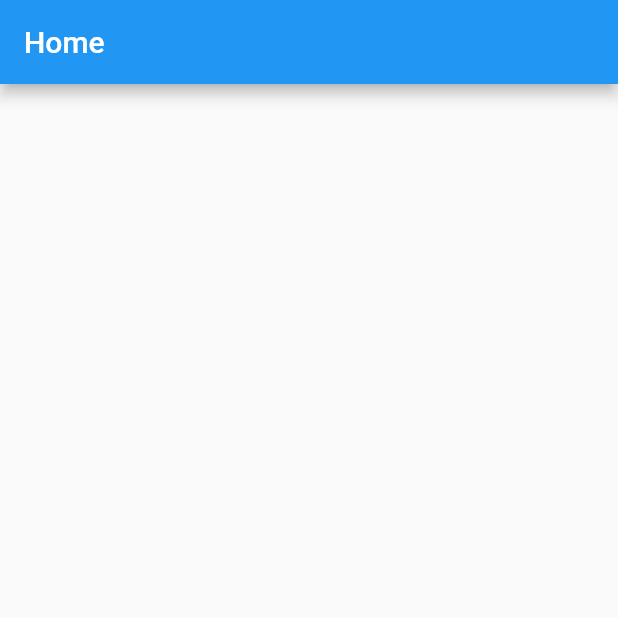
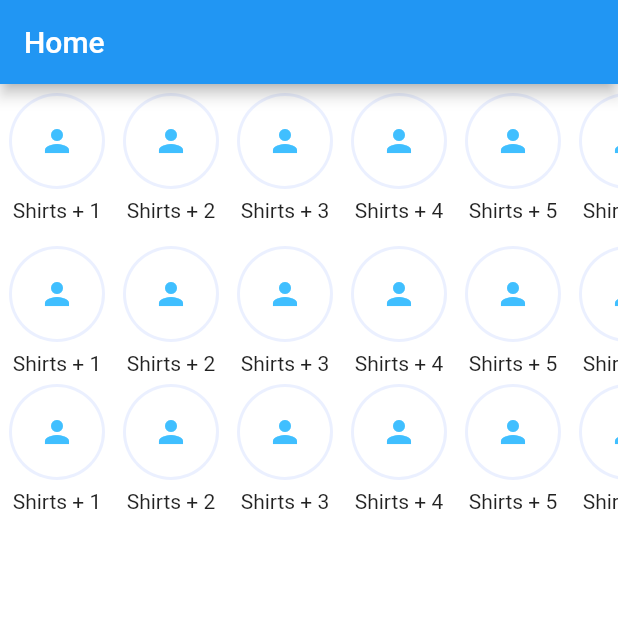
Before and after one commit to Youssefguba/new_project_sat26, a Flutter app: the HomeScreen screen opened directly, on a phone screen of 412 x 824 dp, the top half of it. Run offline on Flutter 3.47's test engine with Material 2 defaults, Android fonts, the phone set to English and light mode, and no system bars; our stand-ins replace dio, lottie, shared_preferences; accounts and stored records are empty.

```diff
--- a/lib/features/home/screens/home_screen.dart
+++ b/lib/features/home/screens/home_screen.dart
@@ -6,6 +6,7 @@ class HomeScreen extends StatelessWidget {
   @override
   Widget build(BuildContext context) {
     return Scaffold(
+      backgroundColor: Colors.white,
       appBar: AppBar(
         title: Text('Home'),
       ),
@@ -14,10 +15,66 @@ class HomeScreen extends StatelessWidget {
           // Slider
 
           // Category
+          SingleChildScrollView(
+            scrollDirection: Axis.horizontal,
+            child: Row(
+              children: [
+                for (var i = 0; i < 50; i++) CategoryItemWidget(i: i),
+              ],
+            ),
+          ),
+          SizedBox(height: 10),
+          SingleChildScrollView(
+            scrollDirection: Axis.horizontal,
+            child: Row(
+              children: List.generate(50, (i) => CategoryItemWidget(i: i)),
+            ),
+          ),
 
+          Container(
+            height: 120,
+            child: ListView.builder(
+              scrollDirection: Axis.horizontal,
+              itemBuilder: (context, index) {
+                return CategoryItemWidget(i: index);
+              },
+            ),
+          ),
           // Flash Sale
         ],
       ),
     );
   }
 }
+
+class CategoryItemWidget extends StatelessWidget {
+  final int i;
+  const CategoryItemWidget({
+    super.key,
+    required this.i,
+  });
+
+  @override
+  Widget build(BuildContext context) {
+    return Column(
+      children: [
+        Container(
+          margin: EdgeInsets.symmetric(horizontal: 6, vertical: 6),
+          child: CircleAvatar(
+            radius: 32,
+            backgroundColor: Color(0xFFEBF0FF),
+            child: CircleAvatar(
+              radius: 30,
+              backgroundColor: Colors.white,
+              child: Icon(
+                Icons.person,
+                color: Color(0xff40BFFF),
+              ),
+            ),
+          ),
+        ),
+        Text('Shirts + ${i + 1}'),
+      ],
+    );
+  }
+}
--- a/lib/utils/prefs_key_constants.dart
+++ b/lib/utils/prefs_key_constants.dart
@@ -1,3 +1,4 @@
 class PrefKeys {
   static const String accessToken = 'access_token';
+
 }
```
